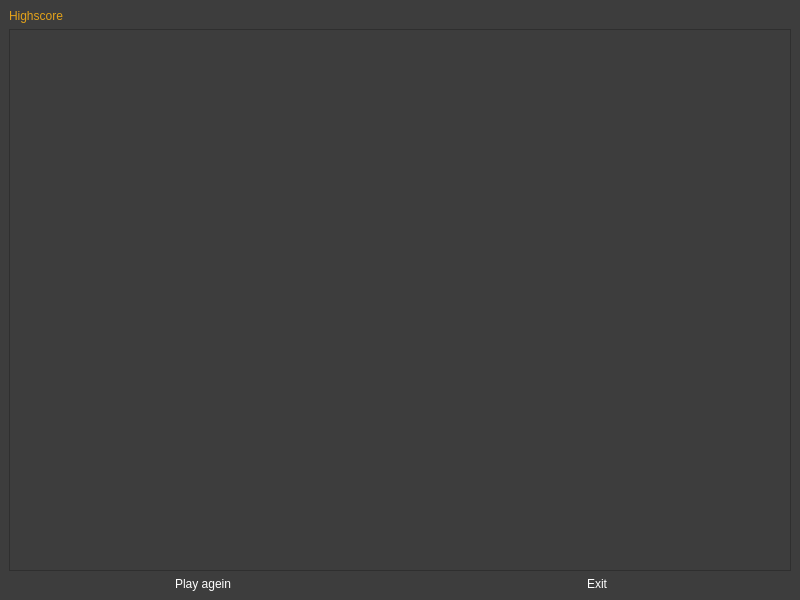
Above: highscore.ui from TheresePlaton/test before the change. Below: the same form after it.
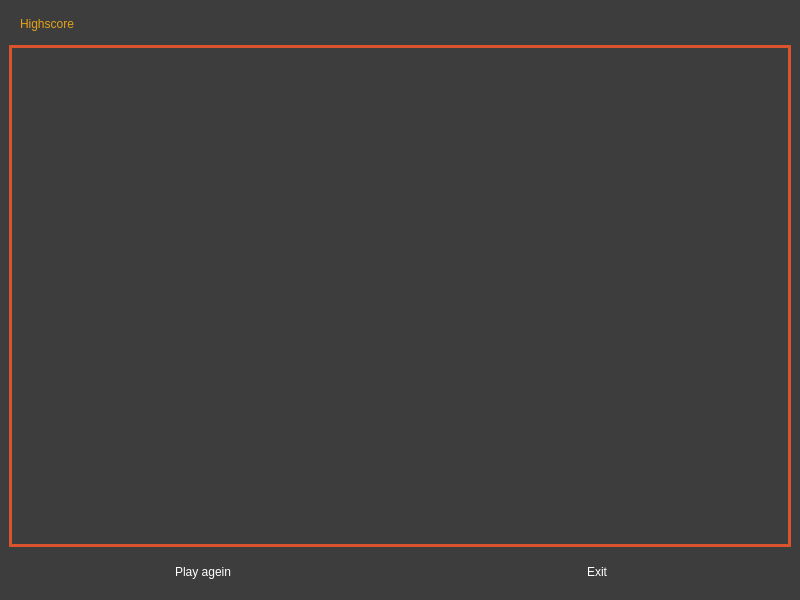
That is the form after the change.

```diff
--- a/highscore.ui
+++ b/highscore.ui
@@ -37,6 +37,7 @@
 background-color:#3d3d3d;
 color:#e3a21a;
 font: 16pt &quot;MS Shell Dlg 2&quot;;
+padding:8px;
 }
 
 QMenu{
@@ -52,8 +53,11 @@
 QTableWidget{
 background-color:#3d3d3d;
 color:#fff;
+  selection-background-color: #da532c;
+border:solid;
+border-width:3px;
+border-color:#da532c;
 }
-
 QHeaderView::section{
 background-color:qlineargradient(spread:pad, x1:0, y1:0, x2:1, y2:0, stop:0 rgba(20, 158, 217, 255), stop:1 rgba(36, 158, 217, 255));
 border:none;
@@ -65,6 +69,7 @@
 }
 QHeaderView{
 background-color:qlineargradient(spread:pad, x1:0, y1:0, x2:1, y2:0, stop:0 rgba(20, 158, 217, 255), stop:1 rgba(36, 158, 217, 255));
+
 border:none;
 border-top-style:solid;
 border-width:1px;
@@ -73,6 +78,7 @@
 	font: 75 12pt &quot;Calibri&quot;;
 }
 
+
 QTableCornerButton::section{
 border:none;
 background-color:#149ED9;
@@ -88,8 +94,9 @@
 }
 
 QPushButton{
+font: 12pt &quot;MS Shell Dlg 2&quot;;
 border-style:solid;
-
+padding:12px;
 background-color:#3d3d3d;
 color:#fff;
 border-radius:7px;
@@ -105,7 +112,6 @@
 background-color: qlineargradient(spread:pad, x1:0.517, y1:0, x2:0.517, y2:1, stop:0 rgba(29, 29, 29, 255), stop:0.505682 rgba(45, 45, 45, 255), stop:1 rgba(29, 29, 29, 255));
 }
 
-
 QTabWidget::tab{
 background-color:#3d3d3d;
 }
```
Left out of the diff: 2 changed lines with no effect on the pictures.
